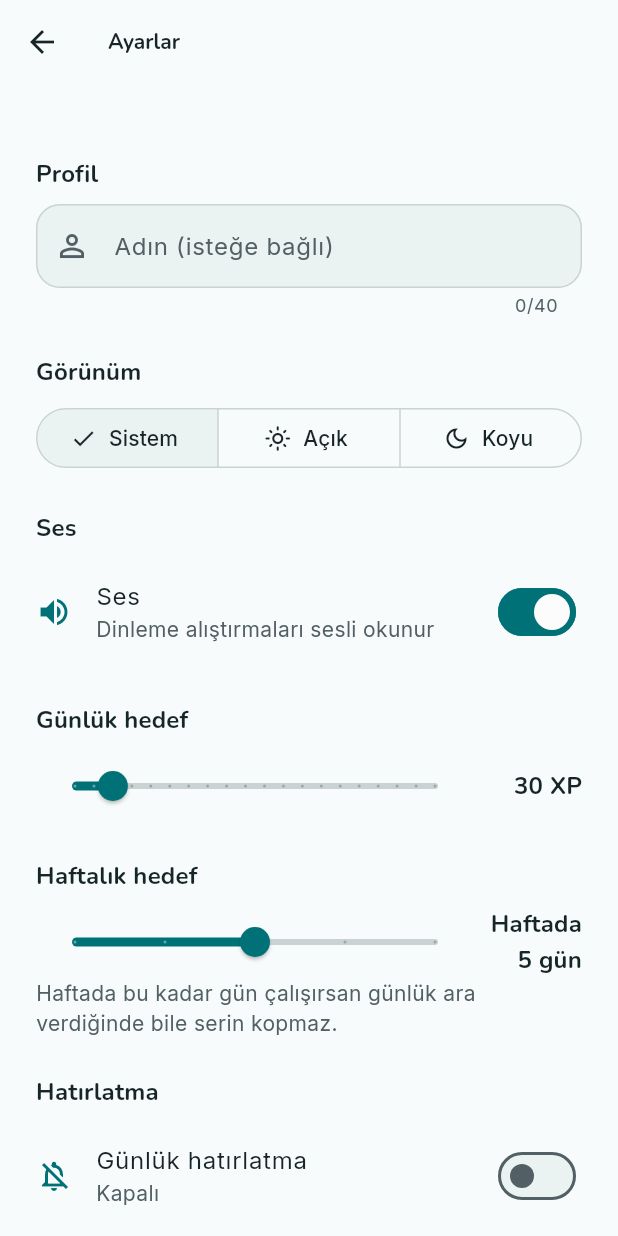
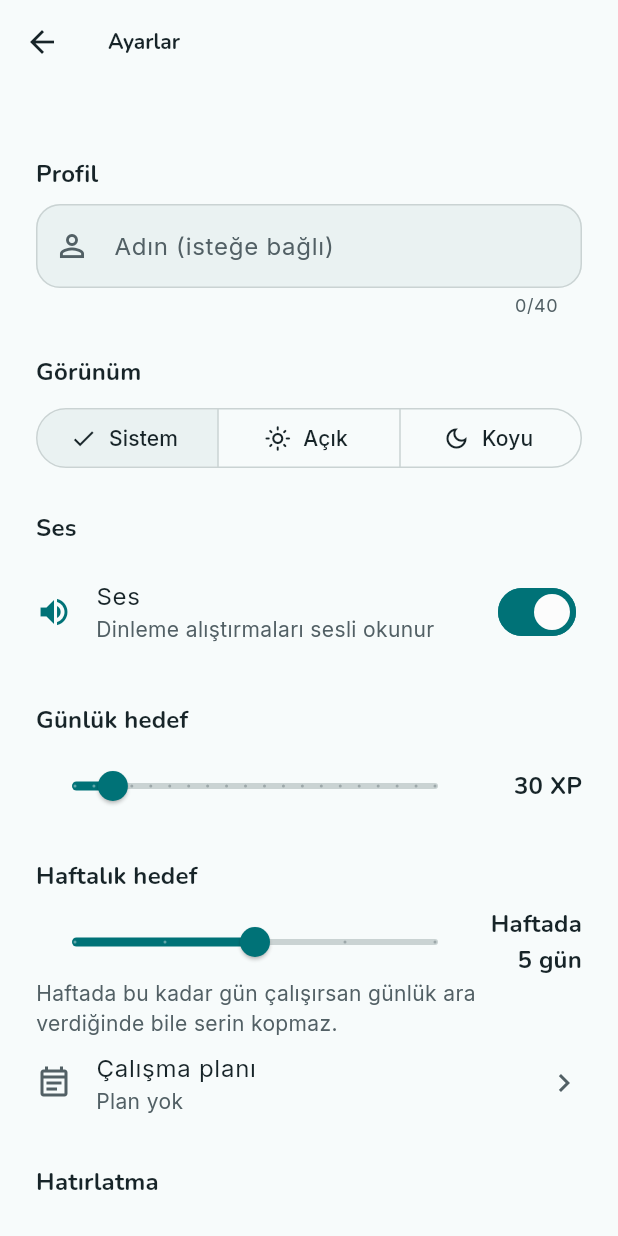
Before and after one commit to yusufbesir/adim-adim, a Flutter app: the AyarlarEkrani screen opened by its route, on a phone screen of 412 x 824 dp. Run offline on Flutter 3.47's test engine with Material 3 defaults, Android fonts, the phone set to English and light mode, and no system bars; our stand-ins replace flutter_local_notifications, flutter_riverpod, flutter_tts, go_router, timezone; missing offline and left inert: record, sherpa_onnx.

Commit message:
Adım Adım: çalışma planı (38) [İP:Adım Adım öğrenme uygulaması#Dwv81f]
Co-Authored-By: Claude Sonnet 5.5 <noreply@anthropic.com>
Claude-Session: https://claude.ai/code/session_019NACPg1jWtmWdM6Rimwo1J

```diff
--- a/lib/durum/saglayicilar.dart
+++ b/lib/durum/saglayicilar.dart
@@ -240,6 +240,13 @@ class DurumNotifier extends AsyncNotifier<OgrenciDurumu> {
   Future<OgrenciDurumu> notYaz(String kartId, String? metin) =>
       _uygula((d) => Motor.notYaz(d, kartId, metin));
 
+  /// Çalışma planını kaydeder; [plan] null ise siler.
+  Future<OgrenciDurumu> planKaydet(CalismaPlani? plan) => _uygula(
+    (d) => plan == null
+        ? d.copyWith(calismaPlaniSil: true)
+        : d.copyWith(calismaPlani: plan),
+  );
+
   /// Verilen ayarları günceller. `koyuTemaSil`: sistem temasına dön;
   /// `hatirlatmaSil`: hatırlatmayı kapat; `tekrarBildirimiAcik`: açılıştaki
   /// bekleyen tekrar bildirimi. Hatırlatma açılırken bildirim izni
--- a/lib/ekranlar/ayarlar_ekrani.dart
+++ b/lib/ekranlar/ayarlar_ekrani.dart
@@ -14,6 +14,7 @@ import 'package:go_router/go_router.dart';
 import '../bilesenler/sayfa_govdesi.dart';
 import '../durum/saglayicilar.dart';
 import '../model/durum.dart';
+import '../motor/motor.dart';
 import '../tema/tema.dart';
 
 class AyarlarEkrani extends ConsumerStatefulWidget {
@@ -355,6 +356,36 @@ class _AyarlarDurumu extends ConsumerState<AyarlarEkrani> {
                 'Haftada bu kadar gün çalışırsan günlük ara verdiğinde bile serin kopmaz.',
                 style: yazi.bodyMedium?.copyWith(color: r.metinIkincil),
               ),
+              ListTile(
+                key: const ValueKey('ayar-calisma-plani'),
+                contentPadding: EdgeInsets.zero,
+                minTileHeight: Olcu.hedef,
+                leading: const Icon(Icons.event_note_outlined),
+                title: const Text('Çalışma planı'),
+                subtitle: Text(
+                  durum.calismaPlani == null
+                      ? 'Plan yok'
+                      : 'Önerilen haftalık hedef: haftada '
+                            '${Motor.planHaftalikOneri(durum.calismaPlani!)} gün',
+                ),
+                trailing: const Icon(Icons.chevron_right),
+                onTap: () => context.push('/plan'),
+              ),
+              if (durum.calismaPlani != null &&
+                  Motor.planHaftalikOneri(durum.calismaPlani!) !=
+                      durum.haftalikHedefGun)
+                Align(
+                  alignment: Alignment.centerLeft,
+                  child: TextButton(
+                    key: const ValueKey('ayar-plana-uydur'),
+                    onPressed: () => notifier.ayarGuncelle(
+                      haftalikHedefGun: Motor.planHaftalikOneri(
+                        durum.calismaPlani!,
+                      ),
+                    ),
+                    child: const Text('Haftalık hedefi plana uydur'),
+                  ),
+                ),
               bolum('Hatırlatma'),
               SwitchListTile(
                 contentPadding: EdgeInsets.zero,
--- a/lib/model/durum.dart
+++ b/lib/model/durum.dart
@@ -279,6 +279,7 @@ class OgrenciDurumu {
     this.konusmaAcik = true,
     this.tamamlananHikayeler = const {},
     this.atlananDersler = const {},
+    this.calismaPlani,
   }) : _ilkAcilisTamam = ilkAcilisTamam;
 
   /// Kelime notu sınırları: tek not en çok [notEnCokKarakter] karakter,
@@ -348,6 +349,10 @@ class OgrenciDurumu {
   /// açar (Motor.dersBitmis), ama `tamamlanan`a, XP/seriye ve kartlara yansımaz.
   final Set<String> atlananDersler;
 
+  /// Çalışma planı (hedef + günde dakika + haftanın günleri); null: plan yok
+  /// (eski kayıtlar). Haftalık hedefle (`haftalikHedefGun`) ayrı tutulur.
+  final CalismaPlani? calismaPlani;
+
   /// İlk açılış akışı tamamlandı mı? Varsayılan false. Belirtilmemişse alan
   /// doluysa true sayılır: eski JSON'daki mevcut kullanıcı akışı görmez,
   /// alan seçilmemiş yeni kullanıcı görür.
@@ -403,6 +408,8 @@ class OgrenciDurumu {
     bool? konusmaAcik,
     Map<String, int>? tamamlananHikayeler,
     Set<String>? atlananDersler,
+    CalismaPlani? calismaPlani,
+    bool calismaPlaniSil = false,
   }) {
     return OgrenciDurumu(
       xp: xp ?? this.xp,
@@ -433,6 +440,9 @@ class OgrenciDurumu {
       konusmaAcik: konusmaAcik ?? this.konusmaAcik,
       tamamlananHikayeler: tamamlananHikayeler ?? this.tamamlananHikayeler,
       atlananDersler: atlananDersler ?? this.atlananDersler,
+      calismaPlani: calismaPlaniSil
+          ? null
+          : (calismaPlani ?? this.calismaPlani),
     );
   }
 
@@ -463,6 +473,7 @@ class OgrenciDurumu {
     'konusmaAcik': konusmaAcik,
     'tamamlananHikayeler': tamamlananHikayeler,
     'atlananDersler': atlananDersler.toList()..sort(),
+    'calismaPlani': calismaPlani?.toJson(),
   };
 
   /// Bozuk ya da eksik alanları sessizce varsayılana çeker; asla fırlatmaz.
@@ -607,6 +618,88 @@ class OgrenciDurumu {
                 !e.contains('#'))
               e,
       }),
+      // Eski kayıtta yoksa ya da bozuksa null (plan yok).
+      calismaPlani: CalismaPlani.fromJson(j['calismaPlani']),
     );
   }
 }
+
+/// Çalışma planı: hangi kurs (ve istenirse hangi ünite), günde kaç dakika,
+/// haftanın hangi günleri (1=Pazartesi .. 7=Pazar). Hesaplar Motor'dadır.
+class CalismaPlani {
+  const CalismaPlani({
+    required this.kursId,
+    this.uniteId,
+    this.gunlukDakika = 15,
+    this.gunler = const {1, 2, 3, 4, 5},
+  });
+
+  /// Seçilebilir günlük süreler (dakika).
+  static const List<int> dakikaSecenekleri = [10, 15, 20, 30];
+
+  final String kursId;
+
+  /// Hedef ünite kimliği; null: kursun tamamı.
+  final String? uniteId;
+  final int gunlukDakika;
+  final Set<int> gunler;
+
+  CalismaPlani copyWith({
+    String? kursId,
+    String? uniteId,
+    bool uniteSil = false,
+    int? gunlukDakika,
+    Set<int>? gunler,
+  }) => CalismaPlani(
+    kursId: kursId ?? this.kursId,
+    uniteId: uniteSil ? null : (uniteId ?? this.uniteId),
+    gunlukDakika: gunlukDakika ?? this.gunlukDakika,
+    gunler: gunler ?? this.gunler,
+  );
+
+  Map<String, Object?> toJson() => {
+    'kursId': kursId,
+    'uniteId': uniteId,
+    'gunlukDakika': gunlukDakika,
+    'gunler': gunler.toList()..sort(),
+  };
+
+  /// Eksik/bozuk girdide null (plan yok); asla fırlatmaz. Dakika geçersizse
+  /// 15, günler 1..7 dışındakiler atılır ve boşsa plan geçersizdir.
+  static CalismaPlani? fromJson(Object? j) {
+    if (j is! Map) return null;
+    final k = j['kursId'];
+    if (k is! String || k.isEmpty || k.length > 120) return null;
+    final u = j['uniteId'];
+    final dk = j['gunlukDakika'];
+    final g = {
+      if (j['gunler'] is List)
+        for (final e in j['gunler'] as List)
+          if (e is int && e >= 1 && e <= 7) e,
+    };
+    if (g.isEmpty) return null;
+    return CalismaPlani(
+      kursId: k,
+      uniteId: u is String && u.isNotEmpty && u.length <= 120 ? u : null,
+      gunlukDakika: dk is int && dakikaSecenekleri.contains(dk) ? dk : 15,
+      gunler: Set.unmodifiable(g),
+    );
+  }
+
+  @override
+  bool operator ==(Object other) =>
+      other is CalismaPlani &&
+      other.kursId == kursId &&
+      other.uniteId == uniteId &&
+      other.gunlukDakika == gunlukDakika &&
+      other.gunler.length == gunler.length &&
+      other.gunler.containsAll(gunler);
+
+  @override
+  int get hashCode => Object.hash(
+    kursId,
+    uniteId,
+    gunlukDakika,
+    Object.hashAllUnordered(gunler),
+  );
+}
--- a/lib/motor/motor.dart
+++ b/lib/motor/motor.dart
@@ -259,6 +259,86 @@ abstract final class Motor {
   /// hesaplanır.
   static bool dersBitmis(OgrenciDurumu d, String dersId) =>
       (d.tamamlanan[dersId] ?? 0) > 0 || d.atlananDersler.contains(dersId);
+
+  /// Çalışma planı: bir dersin ortalama süresi (dakika). Kodda ders süresi
+  /// ölçümü yok; ders başına 8-10 alıştırma için makul sabit varsayım.
+  static const int ortalamaDersDakikasi = 4;
+
+  /// Günde [dakika] dakikaya sığan ders sayısı (en az 1).
+  static int planGunlukDers(int dakika) =>
+      math.max(1, dakika ~/ ortalamaDersDakikasi);
+
+  /// Planın hedef kapsamındaki dersler; kurs/ünite bulunamazsa boş.
+  static List<Ders> planDersleri(CalismaPlani plan, List<Kurs> kurslar) {
+    for (final k in kurslar) {
+      if (k.id != plan.kursId) continue;
+      if (plan.uniteId == null) return k.tumDersler.toList();
+      for (final u in k.uniteler) {
+        if (u.id == plan.uniteId) return u.dersler;
+      }
+    }
+    return const [];
+  }
+
+  /// [bugun] dahil, [gunler] (1=Pzt..7=Paz) günlerinde [dersSayisi] dersi
+  /// günde [gunlukDers] ile bitirmenin son günü; ders yoksa ya da gün
+  /// seçilmemişse null.
+  static String? planBitisTarihi(
+    int dersSayisi,
+    int gunlukDers,
+    Set<int> gunler,
+    String bugun,
+  ) {
+    final gecerli = gunler.where((g) => g >= 1 && g <= 7).toSet();
+    final t = _gunCoz(bugun);
+    if (dersSayisi <= 0 || gunlukDers <= 0 || gecerli.isEmpty || t == null) {
+      return null;
+    }
+    var gunSayisi = (dersSayisi + gunlukDers - 1) ~/ gunlukDers;
+    var gun = bugun;
+    var hafta = t.weekday;
+    while (true) {
+      if (gecerli.contains(hafta)) {
+        gunSayisi--;
+        if (gunSayisi == 0) return gun;
+      }
+      gun = _gunEkle(gun, 1);
+      hafta = hafta % 7 + 1;
+    }
+  }
+
+  /// Plan özeti: kalan/toplam ders (atlananlar ve tamamlananlar düşülür),
+  /// günlük ders sayısı, tahmini bitiş ve bugünün çalışma günü olup olmadığı.
+  /// Plan yoksa ya da kapsam bulunamazsa null.
+  static ({
+    int toplam,
+    int kalan,
+    int gunlukDers,
+    String? bitis,
+    bool bugunCalisma,
+  })?
+  planOzeti(OgrenciDurumu d, List<Kurs> kurslar, String bugun) {
+    final plan = d.calismaPlani;
+    if (plan == null) return null;
+    final dersler = planDersleri(plan, kurslar);
+    if (dersler.isEmpty) return null;
+    final kalan = dersler.where((x) => !dersBitmis(d, x.id)).length;
+    final gunluk = planGunlukDers(plan.gunlukDakika);
+    final t = _gunCoz(bugun);
+    return (
+      toplam: dersler.length,
+      kalan: kalan,
+      gunlukDers: gunluk,
+      bitis: planBitisTarihi(kalan, gunluk, plan.gunler, bugun),
+      bugunCalisma: t != null && plan.gunler.contains(t.weekday),
+    );
+  }
+
+  /// Plandan türeyen haftalık hedef önerisi (3..7 gün); ayarı değiştirmez.
+  static int planHaftalikOneri(CalismaPlani plan) => plan.gunler.length.clamp(
+    OgrenciDurumu.enAzHaftalikHedef,
+    OgrenciDurumu.enCokHaftalikHedef,
+  );
 
   /// Seviye belirleme sınavı: en çok soru, ünite başına en az/en çok soru ve
   /// ünitenin "atlandı" sayılması için gereken doğru oranı.
--- a/lib/uygulama.dart
+++ b/lib/uygulama.dart
@@ -20,6 +20,7 @@ import 'durum/saglayicilar.dart';
 import 'ekranlar/alan_secimi_ekrani.dart';
 import 'ekranlar/ana_sayfa.dart';
 import 'ekranlar/ayarlar_ekrani.dart';
+import 'ekranlar/calisma_plani_ekrani.dart';
 import 'ekranlar/ders_ekrani.dart';
 import 'ekranlar/hikaye_ekrani.dart';
 import 'ekranlar/ornek_programlar_ekrani.dart';
@@ -89,6 +90,7 @@ final yonlendiriciProvider = Provider<GoRouter>((ref) {
         ],
       ),
       GoRoute(path: '/ayarlar', builder: (c, s) => const AyarlarEkrani()),
+      GoRoute(path: '/plan', builder: (c, s) => const CalismaPlaniEkrani()),
       GoRoute(path: '/sozluk', builder: (c, s) => const SozlukEkrani()),
       GoRoute(
         path: '/ders/:id',
```
Also changed, not shown: lib/bilesenler/calisma_plani_karti.dart (added, +147 -0 lines), lib/ekranlar/ana_sayfa.dart (+20 -2 lines), lib/ekranlar/calisma_plani_ekrani.dart (added, +255 -0 lines), 3 other files.
